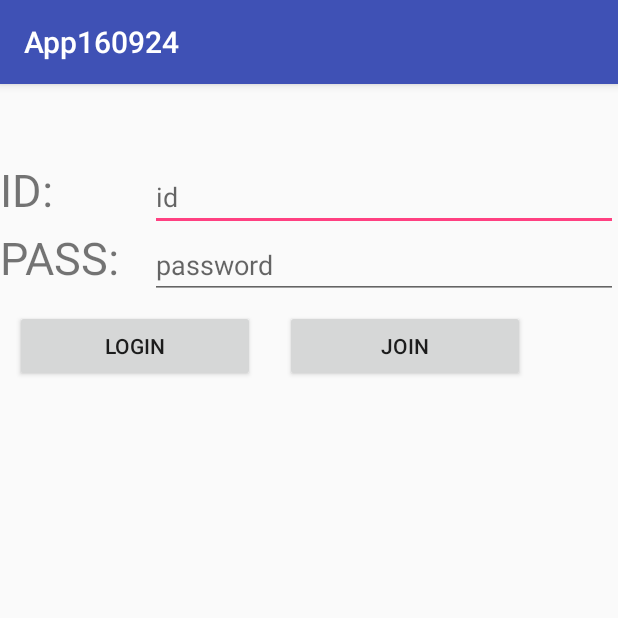
After one commit to loopy419/and_exam_calc01_app160924, an Android app: the LoginActivity screen opened directly, with no data from a screen before it, on a phone screen of 412 x 824 dp, the top half of it. The commit adds this screen. Run offline under Robolectric (Android 15) with nearby library versions, the phone set to English and light mode, and no system bars.

Commit message:
commit 1610011435

```diff
--- a/app/src/main/AndroidManifest.xml
+++ b/app/src/main/AndroidManifest.xml
@@ -9,14 +9,15 @@
         android:supportsRtl="true"
         android:theme="@style/AppTheme">
         <activity android:name=".MainActivity">
-        </activity>
-        <activity android:name=".CalcaActivity">
             <intent-filter>
                 <action android:name="android.intent.action.MAIN" />
 
                 <category android:name="android.intent.category.LAUNCHER" />
             </intent-filter>
         </activity>
+        <activity android:name=".calc.CalcaActivity" />
+        <activity android:name=".member.LoginActivity" />
+        <activity android:name=".member.JoinActivity"></activity>
     </application>
 
 </manifest>
--- a/app/src/main/java/com/abc/my/app160924/CalcaActivity.java
+++ b/app/src/main/java/com/abc/my/app160924/calc/CalcaActivity.java
@@ -1,4 +1,4 @@
-package com.abc.my.app160924;
+package com.abc.my.app160924.calc;
 
 import android.os.Bundle;
 import android.support.v7.app.AppCompatActivity;
@@ -6,6 +6,8 @@ import android.view.View;
 import android.widget.Button;
 import android.widget.EditText;
 import android.widget.TextView;
+
+import com.abc.my.app160924.R;
 
 public class CalcaActivity extends AppCompatActivity implements View.OnClickListener{
 
--- a/app/src/main/java/com/abc/my/app160924/CalcaDTO.java
+++ b/app/src/main/java/com/abc/my/app160924/calc/CalcaDTO.java
@@ -1,4 +1,4 @@
-package com.abc.my.app160924;
+package com.abc.my.app160924.calc;
 
 /**
  * Created by 1027 on 2016-09-24.
--- a/app/src/main/java/com/abc/my/app160924/CalcaService.java
+++ b/app/src/main/java/com/abc/my/app160924/calc/CalcaService.java
@@ -1,4 +1,4 @@
-package com.abc.my.app160924;
+package com.abc.my.app160924.calc;
 
 /**
  * Created by 1027 on 2016-09-24.
--- a/app/src/main/java/com/abc/my/app160924/CalcaServiceImpl.java
+++ b/app/src/main/java/com/abc/my/app160924/calc/CalcaServiceImpl.java
@@ -1,4 +1,4 @@
-package com.abc.my.app160924;
+package com.abc.my.app160924.calc;
 
 /**
  * Created by 1027 on 2016-09-24.
--- /dev/null
+++ b/app/src/main/java/com/abc/my/app160924/member/LoginActivity.java
@@ -0,0 +1,76 @@
+package com.abc.my.app160924.member;
+
+import android.content.Intent;
+import android.os.Bundle;
+import android.support.v7.app.AppCompatActivity;
+import android.view.View;
+import android.widget.Button;
+import android.widget.EditText;
+import android.widget.Toast;
+
+import com.abc.my.app160924.R;
+
+public class LoginActivity extends AppCompatActivity implements View.OnClickListener{
+
+    Button bt_login,bt_join;
+    EditText et_id,et_pw;
+
+    MemberService service = new MemberServiceImpl();
+
+    @Override
+    protected void onCreate(Bundle savedInstanceState) {
+        super.onCreate(savedInstanceState);
+        setContentView(R.layout.activity_login);
+
+        bt_login = (Button) findViewById(R.id.bt_login);
+        bt_join = (Button) findViewById(R.id.bt_join);
+        et_id = (EditText) findViewById(R.id.et_id);
+        et_pw = (EditText) findViewById(R.id.et_pw);
+
+        bt_login.setOnClickListener(this);
+        bt_join.setOnClickListener(this);
+    }
+
+
+
+    @Override
+    public void onClick(View v) {
+        String id="",pw="";
+
+        MemberDTO member = new MemberDTO();
+
+        switch(v.getId()) {
+            case R.id.bt_login:
+                id=et_id.getText().toString();
+                pw=et_pw.getText().toString();
+
+                //Toast.makeText(LoginActivity.this, "ID:"+id + ", PASSWORD:" + pw , Toast.LENGTH_LONG).show();
+
+                member.setId(id);
+                member.setPw(pw);
+                member = service.login(member);
+
+                if(member.getId()=="NONE")
+                {
+                    Toast.makeText(LoginActivity.this,
+                            "존재하지 않는 ID 입니다."
+                            , Toast.LENGTH_LONG).show();
+                }
+                else if(member.getId()=="NO_MATCH")
+                {
+                    Toast.makeText(LoginActivity.this, "비밀번호가 일치하지 않습니다." + pw , Toast.LENGTH_LONG).show();
+                }
+                else
+                {
+                    Toast.makeText(LoginActivity.this, member.getName().toString()+"님 환영합니다.", Toast.LENGTH_LONG).show();
+                }
+
+                break;
+            case R.id.bt_join:
+                //Toast.makeText(LoginActivity.this, "1111" , Toast.LENGTH_LONG).show();
+                Toast.makeText(LoginActivity.this, "To join", Toast.LENGTH_LONG).show();
+                this.startActivity(new Intent(LoginActivity.this, JoinActivity.class));
+                break;
+        }
+    }
+}
--- /dev/null
+++ b/app/src/main/java/com/abc/my/app160924/member/MemberService.java
@@ -0,0 +1,12 @@
+package com.abc.my.app160924.member;
+
+/**
+ * Created by 1027 on 2016-10-01.
+ */
+
+public interface MemberService {
+    //activity 1개당 1개씩 추상메소드를 만든다.
+    public MemberDTO login(MemberDTO member);
+    public MemberDTO join(MemberDTO member);
+
+}
--- /dev/null
+++ b/app/src/main/res/layout/activity_login.xml
@@ -0,0 +1,68 @@
+<?xml version="1.0" encoding="utf-8"?>
+<LinearLayout android:layout_height="match_parent"
+    android:layout_width="match_parent"
+    android:orientation="vertical"
+    xmlns:android="http://schemas.android.com/apk/res/android"
+    android:weightSum="1">
+
+    <LinearLayout android:layout_height="wrap_content"
+        android:layout_width="match_parent"
+        android:orientation="horizontal"
+        android:layout_marginTop="50dp"
+        >
+        <TextView
+            android:layout_width="100dp"
+            android:layout_height="wrap_content"
+            android:textSize="30dp"
+            android:text="ID: "
+            />
+        <EditText
+            android:layout_width="match_parent"
+            android:layout_height="wrap_content"
+            android:hint="id"
+            android:id="@+id/et_id"
+            />
+    </LinearLayout>
+
+    <LinearLayout android:layout_height="wrap_content"
+        android:layout_width="match_parent"
+        android:orientation="horizontal"
+        >
+        <TextView
+            android:layout_width="100dp"
+            android:layout_height="wrap_content"
+            android:textSize="30dp"
+            android:text="PASS: "
+            />
+        <EditText
+            android:layout_width="match_parent"
+            android:layout_height="wrap_content"
+            android:hint="password"
+            android:id="@+id/et_pw"
+            />
+    </LinearLayout>
+
+    <LinearLayout android:layout_height="wrap_content"
+        android:layout_width="match_parent"
+        android:orientation="horizontal"
+        >
+        <Button
+            android:layout_width="160dp"
+            android:layout_height="wrap_content"
+            android:layout_marginLeft="10dp"
+            android:layout_marginTop="10dp"
+            android:text="LOGIN"
+            android:id="@+id/bt_login"
+            android:layout_margin="10dp"
+            />
+        <Button
+            android:layout_width="160dp"
+            android:layout_height="wrap_content"
+            android:layout_marginLeft="10dp"
+            android:layout_marginTop="10dp"
+            android:text="JOIN"
+            android:id="@+id/bt_join"
+            />
+    </LinearLayout>
+
+</LinearLayout>
```
Also changed, not shown: app/src/main/java/com/abc/my/app160924/MainActivity.java (+40 -2 lines), app/src/main/java/com/abc/my/app160924/member/JoinActivity.java (added, +15 -0 lines), app/src/main/java/com/abc/my/app160924/member/MemberDAO.java (added, +43 -0 lines), app/src/main/java/com/abc/my/app160924/member/MemberDTO.java (added, +65 -0 lines), app/src/main/java/com/abc/my/app160924/member/MemberServiceImpl.java (added, +40 -0 lines), app/src/main/res/layout/activity_join.xml (added, +13 -0 lines), app/src/main/res/layout/activity_main.xml (+7 -1 lines).
